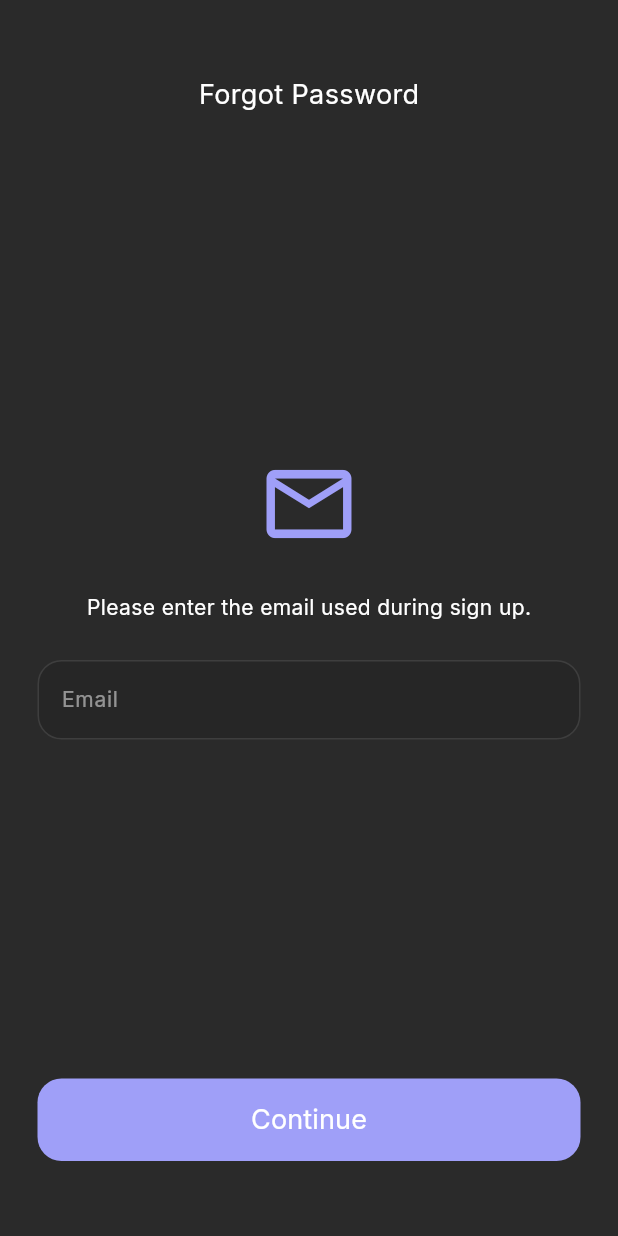
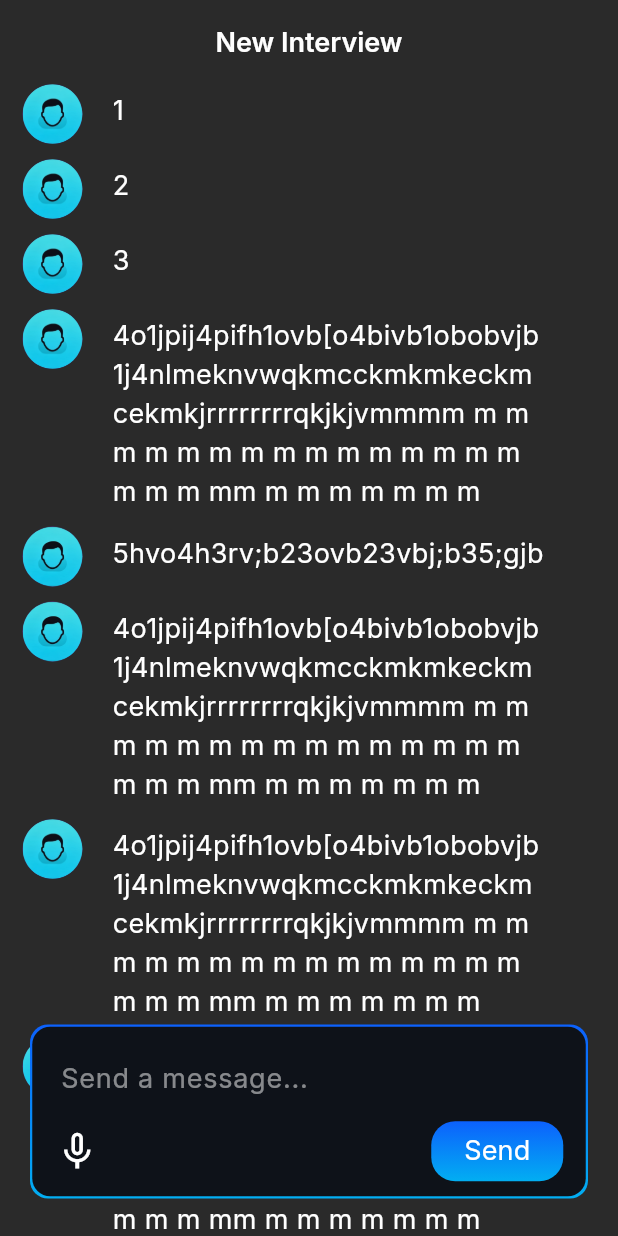
Before and after one commit to zeyadali06/LinkAI, a Flutter app: the screen it shows after launch, on a phone screen of 412 x 824 dp. Run offline on Flutter 3.47's test engine with Material 3 defaults, Android fonts, the phone set to English and light mode, and no system bars; our stand-ins replace avatar_glow, device_info_plus, flutter_bloc, font_awesome_flutter, get_it, go_router and 4 more; missing offline and left inert: flutter_sound.

Commit message:
create chat view

```diff
--- a/lib/core/utils/app_router.dart
+++ b/lib/core/utils/app_router.dart
@@ -6,6 +6,7 @@ import 'package:linkai/features/authentication/presentation/views/password_confi
 import 'package:linkai/features/authentication/presentation/views/password_view.dart';
 import 'package:linkai/features/authentication/presentation/views/phone_number_view.dart';
 import 'package:linkai/features/home/presentation/views/home_view.dart';
+import 'package:linkai/features/interview/presentation/views/interview_view.dart';
 import 'package:linkai/features/profile/presentation/views/profile_view.dart';
 import 'package:linkai/features/splash/presentation/views/splash_view.dart';
 
@@ -19,9 +20,10 @@ abstract class AppRouter {
   static const String phoneNumberView = "/phoneNumberView";
   static const String emailVerificationView = "/emailVerificationView";
   static const String forgetPasswordView = "/forgetPasswordView";
+  static const String interviewView = "/interviewView";
 
   static final GoRouter router = GoRouter(
-    initialLocation: forgetPasswordView,
+    initialLocation: interviewView,
     routes: <RouteBase>[
       GoRoute(
         path: splashView,
@@ -77,6 +79,12 @@ abstract class AppRouter {
           return const ForgetPasswordView();
         },
       ),
+      GoRoute(
+        path: interviewView,
+        builder: (context, state) {
+          return const InterviewView();
+        },
+      ),
     ],
   );
 }
--- a/lib/core/utils/app_styles.dart
+++ b/lib/core/utils/app_styles.dart
@@ -3,6 +3,12 @@ import 'package:flutter/material.dart';
 abstract class AppStyles {
   static TextStyle Function(BuildContext context, [Color? color]) normal18 = (context, [color]) => TextStyle(
         fontSize: 18,
+        fontWeight: FontWeight.w400,
+        color: color ?? Theme.of(context).textTheme.bodyLarge!.color,
+      );
+
+  static TextStyle Function(BuildContext context, [Color? color]) normal20 = (context, [color]) => TextStyle(
+        fontSize: 20,
         fontWeight: FontWeight.w400,
         color: color ?? Theme.of(context).textTheme.bodyLarge!.color,
       );
--- a/lib/core/widgets/custom_button.dart
+++ b/lib/core/widgets/custom_button.dart
@@ -12,6 +12,7 @@ class CustomButton extends StatelessWidget {
     this.buttonColor,
     this.splashColor,
     this.highlightColor,
+    this.gradient,
   });
 
   final void Function()? onPressed;
@@ -22,6 +23,7 @@ class CustomButton extends StatelessWidget {
   final Color? buttonColor;
   final Color? splashColor;
   final Color? highlightColor;
+  final Gradient? gradient;
 
   @override
   Widget build(BuildContext context) {
@@ -29,39 +31,26 @@ class CustomButton extends StatelessWidget {
       return Row(
         children: [
           Expanded(
-            child: Container(
+            child: getButton(context),
+          ),
+        ],
+      );
+    } else {
+      return getButton(context);
+    }
+  }
+
+  Widget getButton(BuildContext context) {
+    return Container(
       height: height,
       clipBehavior: Clip.hardEdge,
       decoration: BoxDecoration(
-                color: buttonColor ?? Theme.of(context).filledButtonTheme.style!.backgroundColor!.resolve({}),
+        gradient: gradient,
         borderRadius: const BorderRadius.all(Radius.circular(16)),
       ),
       child: MaterialButton(
         onPressed: onPressed,
-                splashColor: splashColor ?? Theme.of(context).filledButtonTheme.style!.overlayColor!.resolve({}),
-                highlightColor: highlightColor ?? Theme.of(context).filledButtonTheme.style!.overlayColor!.resolve({}),
-                child: Text(
-                  text,
-                  style: AppStyles.normal18(
-                    context,
-                    textColor ?? Theme.of(context).filledButtonTheme.style!.foregroundColor!.resolve({}),
-                  ),
-                ),
-              ),
-            ),
-          ),
-        ],
-      );
-    } else {
-      return Container(
-        height: height,
-        clipBehavior: Clip.hardEdge,
-        decoration: BoxDecoration(
-          color: buttonColor ?? Theme.of(context).filledButtonTheme.style!.backgroundColor!.resolve({}),
-          borderRadius: const BorderRadius.all(Radius.circular(16)),
-        ),
-        child: MaterialButton(
-          onPressed: onPressed,
+        color: gradient == null ? (buttonColor ?? Theme.of(context).filledButtonTheme.style!.backgroundColor!.resolve({})) : null,
         splashColor: splashColor ?? Theme.of(context).filledButtonTheme.style!.overlayColor!.resolve({}),
         highlightColor: highlightColor ?? Theme.of(context).filledButtonTheme.style!.overlayColor!.resolve({}),
         child: Text(
@@ -75,4 +64,3 @@ class CustomButton extends StatelessWidget {
     );
   }
 }
-}
--- /dev/null
+++ b/lib/features/interview/data/models/message_item_model.dart
@@ -0,0 +1,11 @@
+import 'package:linkai/features/interview/data/models/message_type_enum.dart';
+
+class MessageItemModel {
+  final String message;
+  final MessageType type;
+
+  const MessageItemModel({
+    required this.message,
+    required this.type,
+  });
+}
--- /dev/null
+++ b/lib/features/interview/data/models/message_type_enum.dart
@@ -0,0 +1,14 @@
+enum MessageType {
+  sended,
+  recieved;
+
+  MessageType fromString(final String json) {
+    if (json == "sended") {
+      return MessageType.sended;
+    } else if (json == "recieved") {
+      return MessageType.recieved;
+    } else {
+      throw Exception("Error Type");
+    }
+  }
+}
--- /dev/null
+++ b/lib/features/interview/presentation/views/interview_view.dart
@@ -0,0 +1,23 @@
+import 'package:flutter/material.dart';
+import 'package:linkai/core/utils/app_styles.dart';
+import 'package:linkai/features/interview/presentation/views/widgets/interview_view_body.dart';
+
+class InterviewView extends StatelessWidget {
+  const InterviewView({super.key});
+
+  @override
+  Widget build(BuildContext context) {
+    return Scaffold(
+      appBar: AppBar(
+        backgroundColor: Theme.of(context).scaffoldBackgroundColor,
+        centerTitle: true,
+        forceMaterialTransparency: true,
+        title: Text(
+          "New Interview",
+          style: AppStyles.semiBold18(context),
+        ),
+      ),
+      body: const InterviewViewBody(),
+    );
+  }
+}
--- /dev/null
+++ b/lib/features/interview/presentation/views/widgets/glow_avatar_icon.dart
@@ -0,0 +1,63 @@
+import 'package:avatar_glow/avatar_glow.dart';
+import 'package:flutter/material.dart';
+
+class GlowAvatarIcon extends StatefulWidget {
+  const GlowAvatarIcon({
+    super.key,
+    required this.icon,
+    this.onPressed,
+    this.size = 55,
+    this.backgroundColor = Colors.transparent,
+    this.iconColor = Colors.black,
+  });
+
+  final Future<void> Function(bool enabled)? onPressed;
+  final IconData icon;
+  final double size;
+  final Color backgroundColor;
+  final Color iconColor;
+
+  @override
+  State<GlowAvatarIcon> createState() => _GlowAvatarIconState();
+}
+
+class _GlowAvatarIconState extends State<GlowAvatarIcon> {
+  late bool enabled;
+
+  @override
+  void initState() {
+    enabled = false;
+    super.initState();
+  }
+
+  @override
+  Widget build(BuildContext context) {
+    return GestureDetector(
+      onTap: () async {
+        enabled = !enabled;
+        setState(() {});
+        await widget.onPressed?.call(enabled);
+      },
+      child: Container(
+        height: widget.size,
+        width: widget.size,
+        decoration: const BoxDecoration(
+          shape: BoxShape.circle,
+        ),
+        child: AvatarGlow(
+          repeat: true,
+          animate: enabled,
+          glowRadiusFactor: .5,
+          glowColor: widget.backgroundColor,
+          child: Padding(
+            padding: const EdgeInsets.all(5),
+            child: FittedBox(
+              fit: BoxFit.scaleDown,
+              child: Icon(widget.icon, color: widget.iconColor),
+            ),
+          ),
+        ),
+      ),
+    );
+  }
+}
--- /dev/null
+++ b/lib/features/interview/presentation/views/widgets/interview_text_field.dart
@@ -0,0 +1,137 @@
+import 'package:flutter/material.dart';
+import 'package:flutter_bloc/flutter_bloc.dart';
+import 'package:linkai/core/utils/app_styles.dart';
+import 'package:linkai/core/widgets/custom_button.dart';
+import 'package:linkai/features/interview/presentation/views/widgets/timer_widget.dart';
+import 'package:linkai/features/splash/presentation/manager/cubit/app_theme_cubit.dart';
+
+class InterviewTextField extends StatefulWidget {
+  const InterviewTextField({super.key});
+
+  @override
+  State<InterviewTextField> createState() => _InterviewTextFieldState();
+}
+
+class _InterviewTextFieldState extends State<InterviewTextField> {
+  late bool recording;
+
+  @override
+  void initState() {
+    recording = false;
+    super.initState();
+  }
+
+  @override
+  Widget build(BuildContext context) {
+    return Container(
+      clipBehavior: Clip.hardEdge,
+      padding: const EdgeInsets.all(1.5),
+      decoration: BoxDecoration(
+        borderRadius: BorderRadius.circular(12),
+        gradient: const LinearGradient(
+          colors: [Color(0xff0c61fd), Color(0xff02aef2)],
+          begin: Alignment.topCenter,
+          end: Alignment.bottomCenter,
+        ),
+      ),
+      child: Container(
+        padding: const EdgeInsets.only(left: 15, right: 15, top: 10, bottom: 10),
+        decoration: BoxDecoration(
+          color: getContainerColor(context),
+          borderRadius: BorderRadius.circular(12),
+        ),
+        child: Column(
+          children: [
+            if (recording)
+              const SizedBox()
+            else
+              TextField(
+                minLines: 1,
+                maxLines: 5,
+                onTapOutside: (event) => FocusManager.instance.primaryFocus?.unfocus(),
+                style: AppStyles.normal18(context, Theme.of(context).textTheme.bodyLarge!.color),
+                cursorColor: Theme.of(context).textSelectionTheme.cursorColor,
+                decoration: InputDecoration(
+                  filled: true,
+                  hintText: 'Send a message...',
+                  hintStyle: AppStyles.normal18(context, Theme.of(context).hintColor),
+                  fillColor: Colors.transparent,
+                  contentPadding: const EdgeInsets.all(0),
+                  border: InputBorder.none,
+                  enabledBorder: InputBorder.none,
+                  focusedBorder: InputBorder.none,
+                ),
+              ),
+            const SizedBox(height: 5),
+            Row(
+              mainAxisSize: MainAxisSize.max,
+              mainAxisAlignment: MainAxisAlignment.spaceBetween,
+              children: [
+                if (!recording)
+                  GestureDetector(
+                    onTap: () {
+                      recording = true;
+                      setState(() {});
+                    },
+                    child: Icon(
+                      Icons.mic_none,
+                      size: 30,
+                      color: BlocProvider.of<AppThemeCubit>(context).appTheme == ThemeMode.dark ? Colors.white : Colors.black,
+                    ),
+                  )
+                else
+                  GestureDetector(
+                    onTap: () {
+                      recording = false;
+                      setState(() {});
+                    },
+                    child: const Icon(
+                      Icons.delete_outline,
+                      color: Colors.white,
+                      size: 30,
+                    ),
+                  ),
+                if (recording) const TimerWidget(),
+                CustomButton(
+                  text: "Send",
+                  fitWidth: false,
+                  height: 40,
+                  gradient: recording
+                      ? null
+                      : const LinearGradient(
+                          colors: [Color(0xff0c61fd), Color(0xff02aef2)],
+                          begin: Alignment.topCenter,
+                          end: Alignment.bottomCenter,
+                        ),
+                  buttonColor: Colors.white,
+                  textColor: recording ? Colors.black : Colors.white,
+                  onPressed: () {
+                    recording = false;
+                    setState(() {});
+                  },
+                ),
+              ],
+            ),
+          ],
+        ),
+      ),
+    );
+  }
+
+  OutlineInputBorder getBorder(BuildContext context) {
+    return OutlineInputBorder(
+      borderSide: BorderSide(color: BlocProvider.of<AppThemeCubit>(context).appTheme == ThemeMode.dark ? const Color(0xff0e1219) : const Color(0xfff3f0fa)),
+      borderRadius: const BorderRadius.all(Radius.circular(0)),
+    );
+  }
+
+  Color getContainerColor(BuildContext context) {
+    if (recording) {
+      return Colors.transparent;
+    } else if (BlocProvider.of<AppThemeCubit>(context).appTheme == ThemeMode.dark) {
+      return const Color(0xff0e1219);
+    } else {
+      return const Color(0xfff3f0fa);
+    }
+  }
+}
--- /dev/null
+++ b/lib/features/interview/presentation/views/widgets/interview_view_body.dart
@@ -0,0 +1,92 @@
+import 'package:flutter/material.dart';
+import 'package:linkai/features/interview/data/models/message_item_model.dart';
+import 'package:linkai/features/interview/data/models/message_type_enum.dart';
+import 'package:linkai/features/interview/presentation/views/widgets/interview_text_field.dart';
+import 'package:linkai/features/interview/presentation/views/widgets/message_bubble.dart';
+
+class InterviewViewBody extends StatelessWidget {
+  const InterviewViewBody({super.key});
+
+  @override
+  Widget build(BuildContext context) {
+    return const SafeArea(
+      child: Stack(
+        children: [
+          CustomScrollView(
+            slivers: [
+              SliverFillRemaining(
+                hasScrollBody: false,
+                child: Padding(
+                  padding: EdgeInsets.symmetric(horizontal: 15),
+                  child: Column(
+                    children: [
+                      MessageBubble(
+                        model: MessageItemModel(message: "1", type: MessageType.sended),
+                      ),
+                      SizedBox(height: 10),
+                      MessageBubble(
+                        model: MessageItemModel(message: "2", type: MessageType.recieved),
+                      ),
+                      SizedBox(height: 10),
+                      MessageBubble(
+                        model: MessageItemModel(message: "3", type: MessageType.sended),
+                      ),
+                      SizedBox(height: 10),
+                      MessageBubble(
+                        model: MessageItemModel(
+                          message: "4o1jpij4pifh1ovb[o4bivb1obobvjb1j4nlmeknvwqkmcckmkmkeckmcekmkjrrrrrrrrqkjkjvmmmm m m m m m m m m m m m m m m m m m m mm m m m m m m m",
+                          type: MessageType.recieved,
+                        ),
+                      ),
+                      SizedBox(height: 10),
+                      MessageBubble(
+                        model: MessageItemModel(message: "5hvo4h3rv;b23ovb23vbj;b35;gjb", type: MessageType.recieved),
+                      ),
+                      SizedBox(height: 10),
+                      MessageBubble(
+                        model: MessageItemModel(
+                          message: "4o1jpij4pifh1ovb[o4bivb1obobvjb1j4nlmeknvwqkmcckmkmkeckmcekmkjrrrrrrrrqkjkjvmmmm m m m m m m m m m m m m m m m m m m mm m m m m m m m",
+                          type: MessageType.recieved,
+                        ),
+                      ),
+                      SizedBox(height: 10),
+                      MessageBubble(
+                        model: MessageItemModel(
+                          message: "4o1jpij4pifh1ovb[o4bivb1obobvjb1j4nlmeknvwqkmcckmkmkeckmcekmkjrrrrrrrrqkjkjvmmmm m m m m m m m m m m m m m m m m m m mm m m m m m m m",
+                          type: MessageType.recieved,
+                        ),
+                      ),
+                      SizedBox(height: 10),
+                      MessageBubble(
+                        model: MessageItemModel(
+                          message: "4o1jpij4pifh1ovb[o4bivb1obobvjb1j4nlmeknvwqkmcckmkmkeckmcekmkjrrrrrrrrqkjkjvmmmm m m m m m m m m m m m m m m m m m m mm m m m m m m m",
+                          type: MessageType.recieved,
+                        ),
+                      ),
+                      SizedBox(height: 10),
+                      MessageBubble(
+                        model: MessageItemModel(
+                          message: "4o1jpij4pifh1ovb[o4bivb1obobvjb1j4nlmeknvwqkmcckmkmkeckmcekmkjrrrrrrrrqkjkjvmmmm m m m m m m m m m m m m m m m m m m mm m m m m m m m",
+                          type: MessageType.recieved,
+                        ),
+                      ),
+                      SizedBox(height: 150),
+                    ],
+                  ),
+                ),
+              ),
+            ],
+          ),
+          Positioned(
+            bottom: 25,
+            left: 20,
+            right: 20,
+            child: Expanded(
+              child: InterviewTextField(),
+            ),
+          ),
+        ],
+      ),
+    );
+  }
+}
--- /dev/null
+++ b/lib/features/interview/presentation/views/widgets/message_bubble.dart
@@ -0,0 +1,35 @@
+import 'package:flutter/material.dart';
+import 'package:linkai/core/utils/app_assets.dart';
+import 'package:linkai/core/utils/app_styles.dart';
+import 'package:linkai/features/interview/data/models/message_item_model.dart';
+
+class MessageBubble extends StatelessWidget {
+  const MessageBubble({super.key, required this.model});
+
+  final MessageItemModel model;
+
+  @override
+  Widget build(BuildContext context) {
+    return Row(
+      mainAxisAlignment: MainAxisAlignment.start,
+      crossAxisAlignment: CrossAxisAlignment.start,
+      children: [
+        const CircleAvatar(
+          radius: 20,
+          backgroundImage: AssetImage(Assets.imagesSpalsh),
+        ),
+        const SizedBox(width: 20),
+        Container(
+          margin: const EdgeInsets.only(top: 5),
+          constraints: BoxConstraints(
+            maxWidth: MediaQuery.of(context).size.width * 0.7,
+          ),
+          child: Text(
+            model.message,
+            style: AppStyles.normal18(context),
+          ),
+        ),
+      ],
+    );
+  }
+}
--- /dev/null
+++ b/lib/features/interview/presentation/views/widgets/timer_widget.dart
@@ -0,0 +1,45 @@
+import 'dart:async';
+import 'package:flutter/material.dart';
+import 'package:linkai/core/utils/app_styles.dart';
+
+class TimerWidget extends StatefulWidget {
+  const TimerWidget({super.key});
+
+  @override
+  State<TimerWidget> createState() => _TimerWidgetState();
+}
+
+class _TimerWidgetState extends State<TimerWidget> {
+  late Timer _timer;
+  int _seconds = 0;
+
+  @override
+  void didChangeDependencies() {
+    _timer = Timer.periodic(const Duration(seconds: 1), (timer) {
+      setState(() {
+        _seconds += 1;
+      });
+    });
+    super.didChangeDependencies();
+  }
+
+  @override
+  void dispose() {
+    _timer.cancel();
+    super.dispose();
+  }
+
+  String _formatTime() {
+    int minutes = _seconds ~/ 60;
+    int seconds = _seconds % 60;
+    return '${minutes.toString().padLeft(2, '0')}:' '${seconds.toString().padLeft(2, '0')}';
+  }
+
+  @override
+  Widget build(BuildContext context) {
+    return Text(
+      _formatTime(),
+      style: AppStyles.normal20(context, Colors.white),
+    );
+  }
+}
--- a/lib/main.dart
+++ b/lib/main.dart
@@ -27,10 +27,9 @@ class MyApp extends StatelessWidget {
             title: "LinkAI",
             debugShowCheckedModeBanner: false,
             theme: AppThemes.lightTheme,
-            // themeMode: BlocProvider.of<AppThemeCubit>(context).appTheme,
-            themeMode: ThemeMode.dark,
+            darkTheme: AppThemes.darkTheme,
+            themeMode: BlocProvider.of<AppThemeCubit>(context).appTheme,
             color: Theme.of(context).scaffoldBackgroundColor,
-            darkTheme: AppThemes.darkTheme,
             routerConfig: AppRouter.router,
           );
         },
--- a/pubspec.yaml
+++ b/pubspec.yaml
@@ -28,6 +28,7 @@ environment:
 # the latest version available on pub.dev. To see which dependencies have newer
 # versions available, run `flutter pub outdated`.
 dependencies:
+  avatar_glow: ^3.0.1
   cupertino_icons: ^1.0.8
   device_info_plus: ^11.3.0
   flutter:
```
Also changed, not shown: pubspec.lock. Lines whose indentation alone changed are shown as unchanged.
